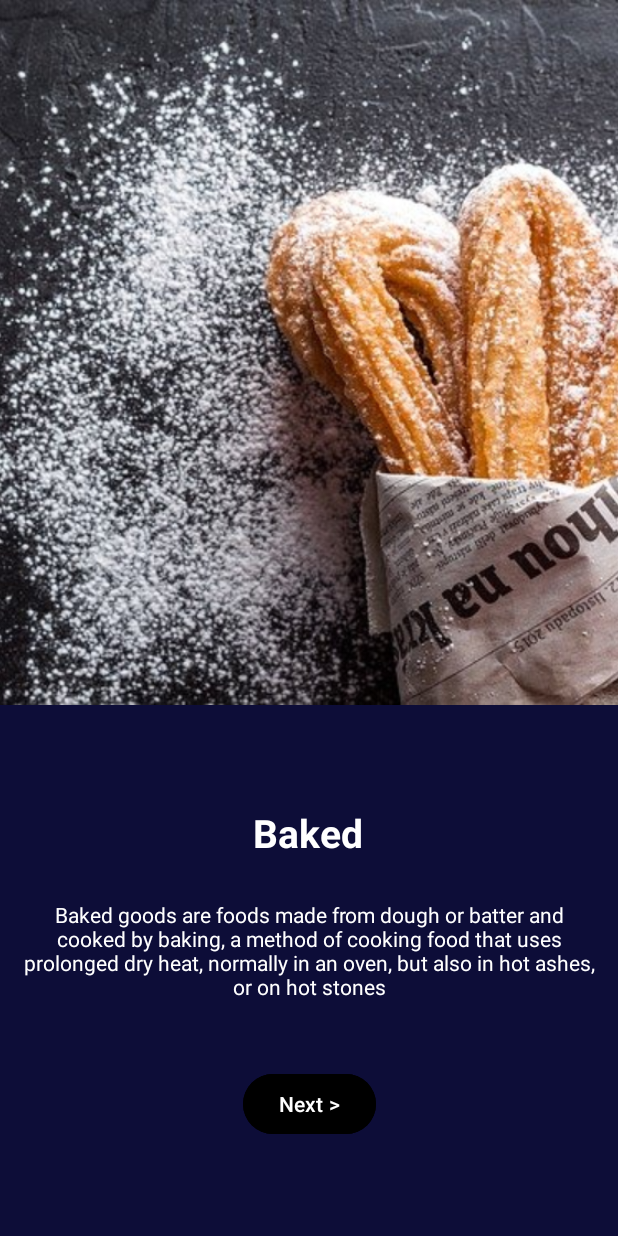
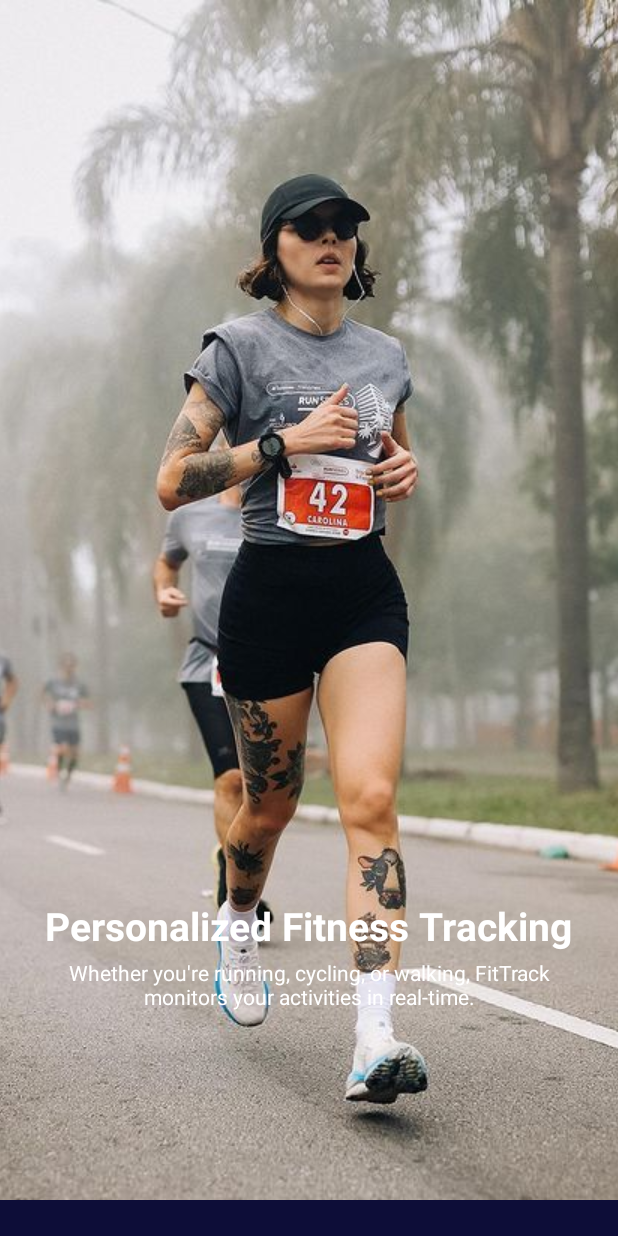
Before and after one commit to casophiaa/FitTrackMobileApp, an Android app: the ViewPager screen opened directly, with no data from a screen before it, on a phone screen of 412 x 824 dp. Run offline under Robolectric (Android 15) with nearby library versions, the phone set to English and light mode, and no system bars.

Commit message:
finish intro page, added files for dash

```diff
--- a/app/src/main/AndroidManifest.xml
+++ b/app/src/main/AndroidManifest.xml
@@ -12,6 +12,9 @@
         android:supportsRtl="true"
         android:theme="@style/Theme.FitTrackMobileApp"
         tools:targetApi="31">
+        <activity
+            android:name=".Dashboard"
+            android:exported="false" />
         <activity
             android:name=".ViewPager"
             android:exported="false" />
--- a/app/src/main/java/com/example/fittrackmobileapp/ViewPager.java
+++ b/app/src/main/java/com/example/fittrackmobileapp/ViewPager.java
@@ -1,18 +1,20 @@
 package com.example.fittrackmobileapp;
 
 import androidx.appcompat.app.AppCompatActivity;
-import androidx.recyclerview.widget.LinearLayoutManager;
 import androidx.viewpager2.widget.ViewPager2;
 
+import android.content.Intent;
 import android.os.Bundle;
 import android.view.View;
 
 import java.util.ArrayList;
+import android.widget.Button;
 
 public class ViewPager extends AppCompatActivity {
 
     ViewPager2 viewPager2;
     ArrayList<ViewPagerItem> viewPagerItemArrayList;
+    Button nextButton;
 
     @Override
     protected void onCreate(Bundle savedInstanceState) {
@@ -20,34 +22,55 @@ public class ViewPager extends AppCompatActivity {
         setContentView(R.layout.activity_view_pager);
 
         viewPager2 = findViewById(R.id.viewpager);
-        int[] images = {R.drawable.a,R.drawable.b,R.drawable.c,R.drawable.d,R.drawable.e};
-        String[] heading = {"Baked","Grilled","Dessert","Italian","Shakes"};
+        nextButton = findViewById(R.id.button2); // Find the button
+
+        int[] images = {R.drawable.a, R.drawable.b, R.drawable.c, R.drawable.d, R.drawable.e};
+        String[] heading = {"Personalized Fitness Tracking", "Capture and Visualize Progress", "Custom Workouts and Reminders", "Find Nearby Gyms and Parks", "Log Your Activities"};
         String[] desc = {getString(R.string.a_desc),
                 getString(R.string.b_desc),
                 getString(R.string.c_desc),
-                getString(R.string.d_desc)
-                ,getString(R.string.e_desc)};
+                getString(R.string.d_desc),
+                getString(R.string.e_desc)};
 
         viewPagerItemArrayList = new ArrayList<>();
 
-        for (int i =0; i< images.length ; i++){
-
-            ViewPagerItem viewPagerItem = new ViewPagerItem(images[i],heading[i],desc[i]);
+        for (int i = 0; i < images.length; i++) {
+            ViewPagerItem viewPagerItem = new ViewPagerItem(images[i], heading[i], desc[i]);
             viewPagerItemArrayList.add(viewPagerItem);
-
         }
 
         VPAdapter vpAdapter = new VPAdapter(viewPagerItemArrayList);
-
         viewPager2.setAdapter(vpAdapter);
 
         viewPager2.setClipToPadding(false);
-
         viewPager2.setClipChildren(false);
-
         viewPager2.setOffscreenPageLimit(2);
-
         viewPager2.getChildAt(0).setOverScrollMode(View.OVER_SCROLL_NEVER);
 
+        // Add a PageChangeCallback to detect page changes
+        viewPager2.registerOnPageChangeCallback(new ViewPager2.OnPageChangeCallback() {
+            @Override
+            public void onPageSelected(int position) {
+                super.onPageSelected(position);
+
+                // Check if we are on the last page
+                if (position == viewPagerItemArrayList.size() - 1) {
+                    // Show the Next button on the last page
+                    nextButton.setVisibility(View.VISIBLE);
+                } else {
+                    // Hide the Next button on all other pages
+                    nextButton.setVisibility(View.GONE);
+                }
+            }
+        });
+        nextButton.setOnClickListener(new View.OnClickListener() {
+            @Override
+            public void onClick(View v) {
+                // Intent to navigate to the dashboard
+                Intent intent = new Intent(ViewPager.this, Dashboard.class);
+                startActivity(intent);
+                finish(); // Optional: if you want to close the ViewPager activity
+            }
+        });
     }
 }
--- a/app/src/main/res/layout/viewpager_item.xml
+++ b/app/src/main/res/layout/viewpager_item.xml
@@ -9,7 +9,7 @@
     <ImageView
         android:id="@+id/ivimage"
         android:layout_width="500dp"
-        android:layout_height="470dp"
+        android:layout_height="800dp"
         android:scaleType="centerCrop"
         android:src="@drawable/a"
         app:layout_constraintEnd_toEndOf="parent"
@@ -20,21 +20,23 @@
         android:id="@+id/tvDesc"
         android:layout_width="wrap_content"
         android:layout_height="wrap_content"
+        android:layout_margin="0dp"
         android:gravity="center"
-        android:padding="15dp"
+        android:padding="20dp"
         android:text="@string/a_desc"
         android:textColor="@color/white"
         app:layout_constraintBottom_toBottomOf="parent"
-        app:layout_constraintEnd_toEndOf="parent"
-        app:layout_constraintHorizontal_bias="0.0"
-        app:layout_constraintStart_toStartOf="parent"
         app:layout_constraintTop_toTopOf="parent"
-        app:layout_constraintVertical_bias="0.805" />
+        app:layout_constraintVertical_bias="0.826" />
 
     <TextView
         android:id="@+id/tvHeading"
         android:layout_width="wrap_content"
         android:layout_height="wrap_content"
+        android:layout_margin="0dp"
+        android:foregroundGravity="center"
+        android:gravity="center"
+        android:padding="20dp"
         android:text="Baked"
         android:textColor="@color/white"
         android:textSize="26dp"
@@ -44,6 +46,6 @@
         app:layout_constraintHorizontal_bias="0.498"
         app:layout_constraintStart_toStartOf="parent"
         app:layout_constraintTop_toTopOf="parent"
-        app:layout_constraintVertical_bias="0.681" />
+        app:layout_constraintVertical_bias="0.774" />
 
 </androidx.constraintlayout.widget.ConstraintLayout>
--- a/app/src/main/res/values/strings.xml
+++ b/app/src/main/res/values/strings.xml
@@ -1,9 +1,9 @@
 <resources>
     <string name="app_name">FitTrackMobile App</string>
-    <string name="a_desc">Baked goods are foods made from dough or batter and cooked by baking, a method of cooking food that uses prolonged dry heat, normally in an oven, but also in hot ashes, or on hot stones</string>
-    <string name="b_desc">Grilling involves cooking food on a rack over a heat source, usually a charcoal fire or ceramic briquettes heated by gas flames. Direct heat quickly sears the outside of food, producing distinctive robust, roasted―and sometimes pleasantly charred―flavors and a nice crust.</string>
-    <string name="c_desc">A dessert is a type of food that is eaten after lunch or dinner, and sometimes after a light meal or snack. It is usually a sweet food, like ice cream, cookies, and cakes. In some countries, cheeses such as Brie cheese and fruit are served as dessert. Some desserts are decorated, like birthday cakes.</string>
-    <string name="d_desc">Italian cuisine is a Mediterranean cuisine consisting of the ingredients, recipes and cooking techniques developed across the Italian Peninsula since antiquity, and later spread around the world together with waves of Italian diaspora</string>
-    <string name="e_desc">A milkshake (sometimes called a shake in the United States) is a sweet drink made by blending milk, ice cream, and flavorings or sweeteners such as butterscotch, caramel sauce, chocolate syrup, fruit syrup, or whole fruit into a thick, sweet, cold mixture.</string>
+    <string name="a_desc">Whether you\'re running, cycling, or walking, FitTrack monitors your activities in real-time.</string>
+    <string name="b_desc">Snap photos, track steps, and view your progress to show your improvement over time.</string>
+    <string name="c_desc">Get personalized workout suggestions and reminders to stay on track with your fitness journey.</string>
+    <string name="d_desc">Discover the best spots around you for a workout using our location-based services.</string>
+    <string name="e_desc">Keep a detailed log of your workouts, from weightlifting to cardio, and see how far you\'ve come!</string>
 
 </resources>
```
Also changed, not shown: app/src/main/java/com/example/fittrackmobileapp/Dashboard.java (added, +24 -0 lines), app/src/main/res/layout/activity_dashboard.xml (added, +17 -0 lines), app/src/main/res/drawable/a.jpg, app/src/main/res/drawable/b.jpg, app/src/main/res/drawable/c.jpg (deleted), app/src/main/res/drawable/c.png (added), app/src/main/res/drawable/d.jpg, app/src/main/res/drawable/e.jpg (deleted), app/src/main/res/drawable/e.png (added).
